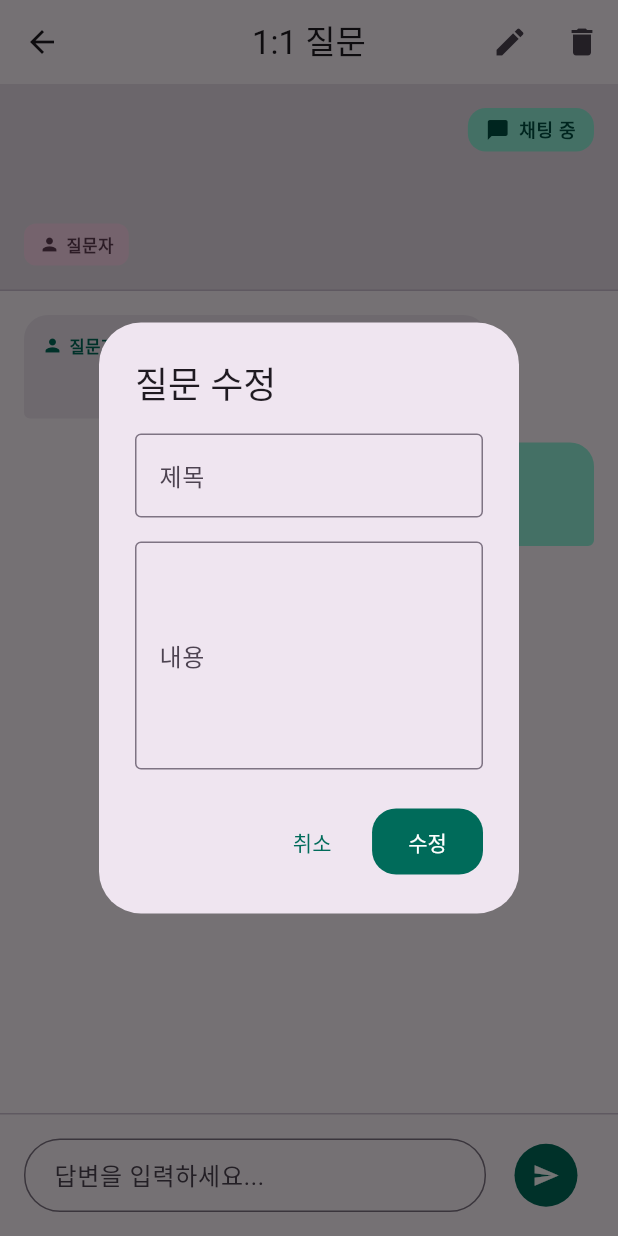
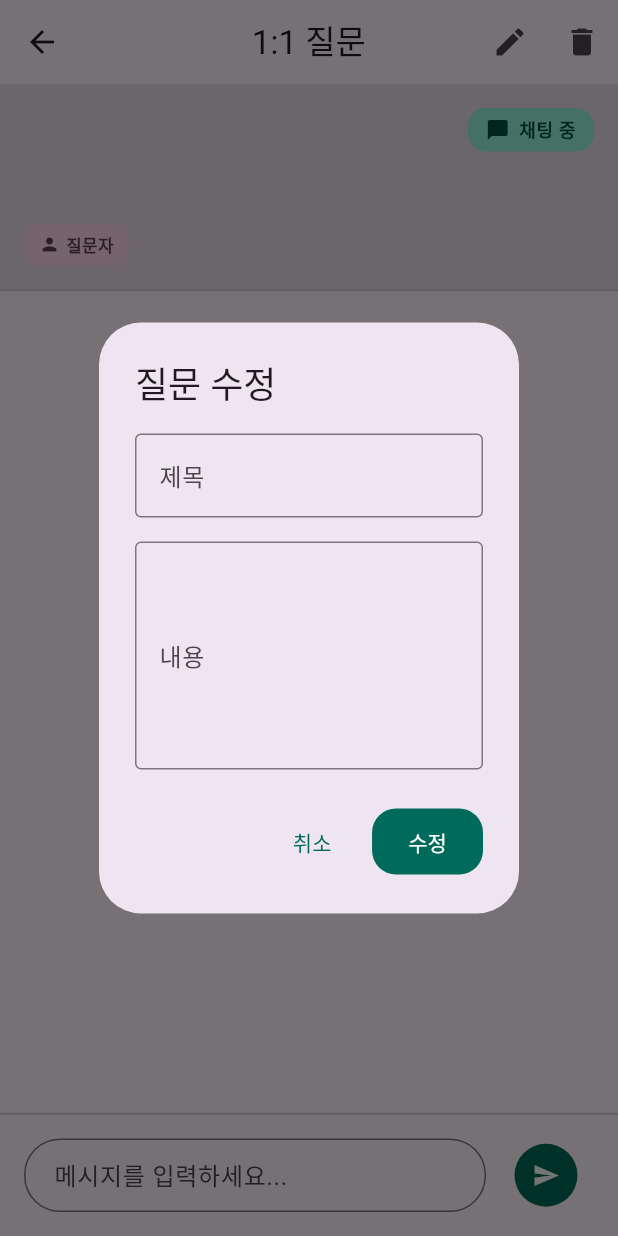
Before and after one commit to Cl0udFire/aqah, a Flutter app: the QuestionDetailScreen screen opened directly with empty values, after a tap on the "edit" icon, on a phone screen of 412 x 824 dp. Run offline on Flutter 3.47's test engine with Material 3 defaults, Android fonts, the phone set to English and light mode, and no system bars; our stand-ins replace cloud_firestore, firebase_auth, firebase_core, firebase_messaging, flutter_markdown, google_sign_in; missing offline and left inert: expressive_loading_indicator; accounts and stored records are empty; generated files the repository leaves out were written again.

Commit message:
Update Question model and UI to support chat-like Q&A with markdown rendering
Co-authored-by: shimaenaga1123 <88320744+shimaenaga1123@users.noreply.github.com>

```diff
--- a/app/lib/models/question.dart
+++ b/app/lib/models/question.dart
@@ -1,4 +1,32 @@
 import 'package:cloud_firestore/cloud_firestore.dart';
+
+class Answer {
+  final String content;
+  final String sender; // "questioner" or "answerer"
+  final DateTime timestamp;
+
+  Answer({
+    required this.content,
+    required this.sender,
+    required this.timestamp,
+  });
+
+  factory Answer.fromMap(Map<String, dynamic> map) {
+    return Answer(
+      content: map['content'] ?? '',
+      sender: map['sender'] ?? 'questioner',
+      timestamp: (map['timestamp'] as Timestamp?)?.toDate() ?? DateTime.now(),
+    );
+  }
+
+  Map<String, dynamic> toMap() {
+    return {
+      'content': content,
+      'sender': sender,
+      'timestamp': Timestamp.fromDate(timestamp),
+    };
+  }
+}
 
 class Question {
   final String id;
@@ -6,7 +34,7 @@ class Question {
   final String content;
   final String questioner;
   final String? assignee;
-  final String? answer;
+  final List<Answer> answers;
   final DateTime createdAt;
   final DateTime updatedAt;
 
@@ -16,20 +44,28 @@ class Question {
     required this.content,
     required this.questioner,
     this.assignee,
-    this.answer,
+    List<Answer>? answers,
     required this.createdAt,
     required this.updatedAt,
-  });
+  }) : answers = answers ?? [];
 
   factory Question.fromFirestore(DocumentSnapshot doc) {
     final data = doc.data() as Map<String, dynamic>;
+    List<Answer> answersList = [];
+
+    if (data['answers'] != null) {
+      answersList = (data['answers'] as List)
+          .map((item) => Answer.fromMap(item as Map<String, dynamic>))
+          .toList();
+    }
+
     return Question(
       id: doc.id,
       title: data['title'] ?? '',
       content: data['content'] ?? '',
       questioner: data['questioner'] ?? '',
       assignee: data['assignee'],
-      answer: data['answer'],
+      answers: answersList,
       createdAt: (data['createdAt'] as Timestamp?)?.toDate() ?? DateTime.now(),
       updatedAt: (data['updatedAt'] as Timestamp).toDate(),
     );
@@ -41,7 +77,7 @@ class Question {
       'content': content,
       'questioner': questioner,
       if (assignee != null) 'assignee': assignee,
-      if (answer != null) 'answer': answer,
+      'answers': answers.map((answer) => answer.toMap()).toList(),
       'createdAt': Timestamp.fromDate(createdAt),
       'updatedAt': Timestamp.fromDate(updatedAt),
     };
@@ -53,7 +89,7 @@ class Question {
     String? content,
     String? questioner,
     String? assignee,
-    String? answer,
+    List<Answer>? answers,
     DateTime? createdAt,
     DateTime? updatedAt,
   }) {
@@ -63,7 +99,7 @@ class Question {
       content: content ?? this.content,
       questioner: questioner ?? this.questioner,
       assignee: assignee ?? this.assignee,
-      answer: answer ?? this.answer,
+      answers: answers ?? this.answers,
       createdAt: createdAt ?? this.createdAt,
       updatedAt: updatedAt ?? this.updatedAt,
     );
--- a/app/lib/screens/question_detail_screen.dart
+++ b/app/lib/screens/question_detail_screen.dart
@@ -1,5 +1,6 @@
 import 'package:flutter/material.dart';
 import 'package:firebase_auth/firebase_auth.dart';
+import 'package:flutter_markdown/flutter_markdown.dart';
 import '../models/question.dart';
 import '../services/firestore_service.dart';
 
@@ -15,31 +16,32 @@ class QuestionDetailScreen extends StatefulWidget {
 class _QuestionDetailScreenState extends State<QuestionDetailScreen> {
   final FirestoreService _firestoreService = FirestoreService();
   final User? _currentUser = FirebaseAuth.instance.currentUser;
-  final TextEditingController _answerController = TextEditingController();
+  final TextEditingController _messageController = TextEditingController();
   final TextEditingController _titleController = TextEditingController();
   final TextEditingController _contentController = TextEditingController();
 
   @override
   void dispose() {
-    _answerController.dispose();
+    _messageController.dispose();
     _titleController.dispose();
     _contentController.dispose();
     super.dispose();
   }
 
-  Future<void> _submitAnswer(String questionId) async {
-    if (_answerController.text.trim().isEmpty) return;
+  Future<void> _sendMessage(String questionId, String sender) async {
+    if (_messageController.text.trim().isEmpty) return;
 
     try {
-      await _firestoreService.updateAnswer(
+      await _firestoreService.addAnswer(
         questionId: questionId,
-        answer: _answerController.text.trim(),
+        content: _messageController.text.trim(),
+        sender: sender,
       );
-      _answerController.clear();
+      _messageController.clear();
       if (mounted) {
         ScaffoldMessenger.of(context).showSnackBar(
           const SnackBar(
-            content: Text('답변이 저장되었습니다'),
+            content: Text('메시지가 전송되었습니다'),
             behavior: SnackBarBehavior.floating,
           ),
         );
@@ -48,7 +50,7 @@ class _QuestionDetailScreenState extends State<QuestionDetailScreen> {
       if (mounted) {
         ScaffoldMessenger.of(context).showSnackBar(
           SnackBar(
-            content: Text('답변 저장 실패: $e'),
+            content: Text('메시지 전송 실패: $e'),
             behavior: SnackBarBehavior.floating,
           ),
         );
@@ -375,12 +377,18 @@ class _QuestionDetailScreenState extends State<QuestionDetailScreen> {
     return Column(
       children: [
         Expanded(
-          child: ListView(
+          child: ListView.builder(
             padding: const EdgeInsets.all(16),
-            children: [
-              // Question Message (from questioner)
-              Align(
-                alignment: Alignment.centerLeft,
+            itemCount: question.answers.length,
+            itemBuilder: (context, index) {
+              final answer = question.answers[index];
+              final isFromQuestioner = answer.sender == 'questioner';
+              final isMine = (isQuestioner && isFromQuestioner) ||
+                  (isAssignee && !isFromQuestioner);
+
+              return Align(
+                alignment:
+                    isMine ? Alignment.centerRight : Alignment.centerLeft,
                 child: Container(
                   constraints: BoxConstraints(
                     maxWidth: MediaQuery.of(context).size.width * 0.75,
@@ -388,12 +396,16 @@ class _QuestionDetailScreenState extends State<QuestionDetailScreen> {
                   padding: const EdgeInsets.all(12),
                   margin: const EdgeInsets.only(bottom: 16),
                   decoration: BoxDecoration(
-                    color: colorScheme.surfaceContainerHigh,
-                    borderRadius: const BorderRadius.only(
-                      topLeft: Radius.circular(16),
-                      topRight: Radius.circular(16),
-                      bottomRight: Radius.circular(16),
-                      bottomLeft: Radius.circular(4),
+                    color: isMine
+                        ? colorScheme.primaryContainer
+                        : colorScheme.surfaceContainerHigh,
+                    borderRadius: BorderRadius.only(
+                      topLeft: const Radius.circular(16),
+                      topRight: const Radius.circular(16),
+                      bottomLeft:
+                          isMine ? const Radius.circular(16) : const Radius.circular(4),
+                      bottomRight:
+                          isMine ? const Radius.circular(4) : const Radius.circular(16),
                     ),
                   ),
                   child: Column(
@@ -402,82 +414,53 @@ class _QuestionDetailScreenState extends State<QuestionDetailScreen> {
                       Row(
                         children: [
                           Icon(
-                            Icons.person,
+                            isFromQuestioner
+                                ? Icons.person
+                                : Icons.person_outline,
                             size: 14,
-                            color: colorScheme.primary,
+                            color: isMine
+                                ? colorScheme.onPrimaryContainer
+                                : colorScheme.primary,
                           ),
                           const SizedBox(width: 4),
                           Text(
-                            '질문자',
+                            isFromQuestioner ? '질문자' : '답변자',
                             style: textTheme.labelSmall?.copyWith(
-                              color: colorScheme.primary,
+                              color: isMine
+                                  ? colorScheme.onPrimaryContainer
+                                  : colorScheme.primary,
                               fontWeight: FontWeight.bold,
                             ),
                           ),
                         ],
                       ),
                       const SizedBox(height: 8),
-                      Text(question.content, style: textTheme.bodyMedium),
+                      MarkdownBody(
+                        data: answer.content,
+                        styleSheet: MarkdownStyleSheet(
+                          p: textTheme.bodyMedium?.copyWith(
+                            color: isMine
+                                ? colorScheme.onPrimaryContainer
+                                : colorScheme.onSurface,
+                          ),
+                          code: textTheme.bodySmall?.copyWith(
+                            color: isMine
+                                ? colorScheme.onPrimaryContainer
+                                : colorScheme.onSurface,
+                            fontFamily: 'monospace',
+                          ),
+                        ),
+                      ),
                     ],
                   ),
                 ),
-              ),
-
-              // Answer Message (from assignee) - if exists
-              if (question.answer != null)
-                Align(
-                  alignment: Alignment.centerRight,
-                  child: Container(
-                    constraints: BoxConstraints(
-                      maxWidth: MediaQuery.of(context).size.width * 0.75,
-                    ),
-                    padding: const EdgeInsets.all(12),
-                    decoration: BoxDecoration(
-                      color: colorScheme.primaryContainer,
-                      borderRadius: const BorderRadius.only(
-                        topLeft: Radius.circular(16),
-                        topRight: Radius.circular(16),
-                        bottomLeft: Radius.circular(16),
-                        bottomRight: Radius.circular(4),
-                      ),
-                    ),
-                    child: Column(
-                      crossAxisAlignment: CrossAxisAlignment.start,
-                      children: [
-                        Row(
-                          children: [
-                            Icon(
-                              Icons.person_outline,
-                              size: 14,
-                              color: colorScheme.onPrimaryContainer,
-                            ),
-                            const SizedBox(width: 4),
-                            Text(
-                              '답변자',
-                              style: textTheme.labelSmall?.copyWith(
-                                color: colorScheme.onPrimaryContainer,
-                                fontWeight: FontWeight.bold,
-                              ),
-                            ),
-                          ],
-                        ),
-                        const SizedBox(height: 8),
-                        Text(
-                          question.answer!,
-                          style: textTheme.bodyMedium?.copyWith(
-                            color: colorScheme.onPrimaryContainer,
-                          ),
-                        ),
-                      ],
-                    ),
-                  ),
-                ),
-            ],
+              );
+            },
           ),
         ),
 
-        // Answer Input (only for assignee)
-        if (isAssignee)
+        // Message Input (for both questioner and assignee)
+        if (isQuestioner || isAssignee)
           Container(
             padding: const EdgeInsets.all(16),
             decoration: BoxDecoration(
@@ -492,9 +475,9 @@ class _QuestionDetailScreenState extends State<QuestionDetailScreen> {
                 children: [
                   Expanded(
                     child: TextField(
-                      controller: _answerController,
+                      controller: _messageController,
                       decoration: InputDecoration(
-                        hintText: '답변을 입력하세요...',
+                        hintText: '메시지를 입력하세요...',
                         border: OutlineInputBorder(
                           borderRadius: BorderRadius.circular(24),
                         ),
@@ -508,43 +491,15 @@ class _QuestionDetailScreenState extends State<QuestionDetailScreen> {
                   ),
                   const SizedBox(width: 8),
                   FilledButton(
-                    onPressed: () => _submitAnswer(question.id),
+                    onPressed: () => _sendMessage(
+                      question.id,
+                      isQuestioner ? 'questioner' : 'answerer',
+                    ),
                     style: FilledButton.styleFrom(
                       shape: const CircleBorder(),
                       padding: const EdgeInsets.all(12),
                     ),
                     child: const Icon(Icons.send),
-                  ),
-                ],
-              ),
-            ),
-          )
-        else if (isQuestioner)
-          Container(
-            padding: const EdgeInsets.all(16),
-            decoration: BoxDecoration(
-              color: colorScheme.surfaceContainerLow,
-              border: Border(
-                top: BorderSide(color: colorScheme.outlineVariant, width: 1),
-              ),
-            ),
-            child: SafeArea(
-              top: false,
-              child: Row(
-                children: [
-                  Icon(
-                    Icons.info_outline,
-                    size: 20,
-                    color: colorScheme.onSurfaceVariant,
-                  ),
-                  const SizedBox(width: 12),
-                  Expanded(
-                    child: Text(
-                      '답변자의 답변을 기다리고 있습니다',
-                      style: textTheme.bodySmall?.copyWith(
-                        color: colorScheme.onSurfaceVariant,
-                      ),
-                    ),
                   ),
                 ],
               ),
--- a/app/pubspec.yaml
+++ b/app/pubspec.yaml
@@ -40,6 +40,8 @@ dependencies:
   cloud_firestore: ^6.0.3
   firebase_messaging: ^16.0.3
   expressive_loading_indicator: ^0.0.1
+  flutter_markdown: ^0.7.4+1
+  flutter_math_fork: ^0.7.2
 
 dev_dependencies:
   flutter_test:
```
Also changed, not shown: app/lib/screens/questions_screen.dart (+20 -7 lines), app/lib/services/firestore_service.dart (+12 -3 lines), 1 other file.
